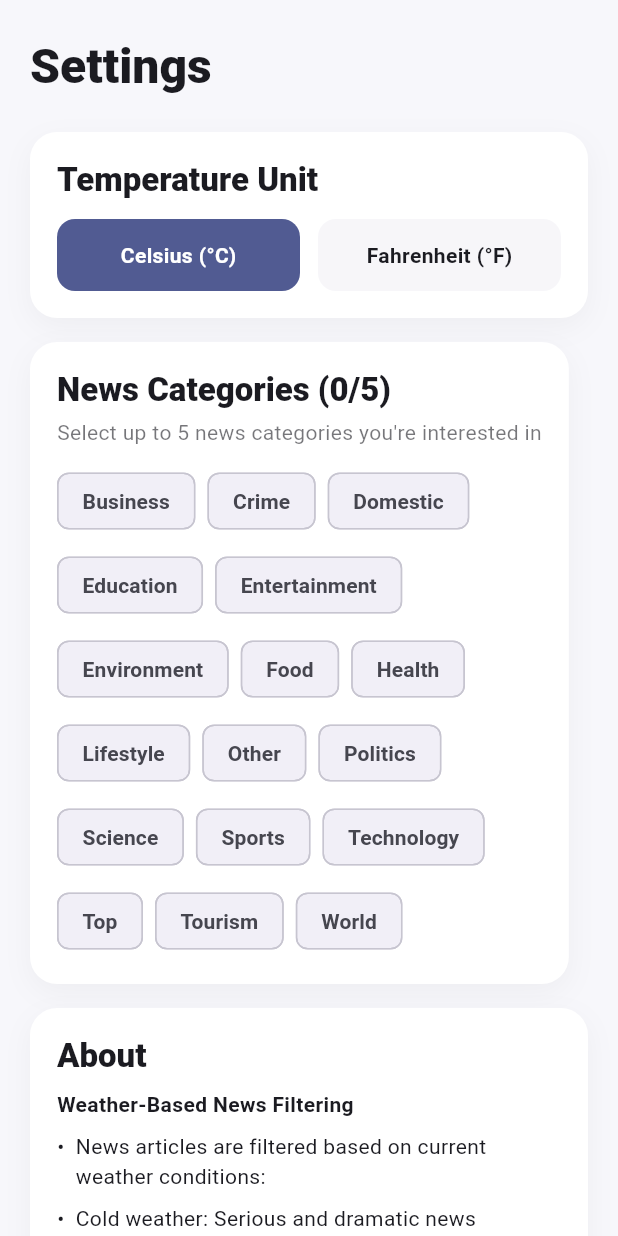
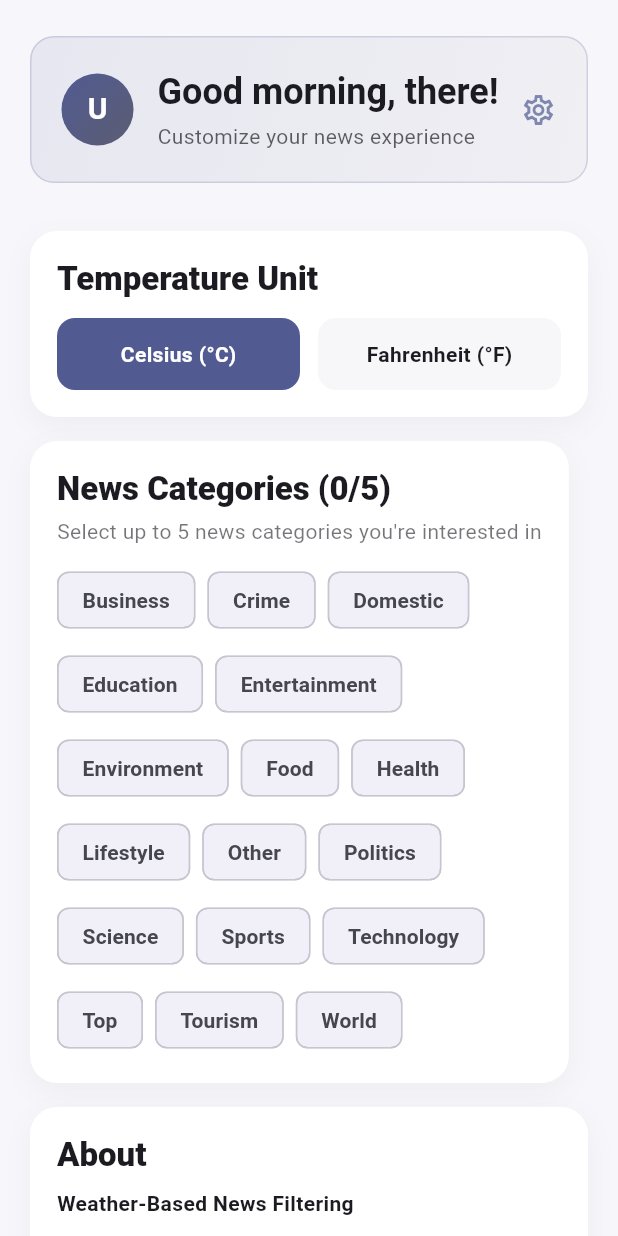
Before and after one commit to IsaamMJ/NewsXWeather-Flutter, a Flutter app: the SettingsScreen screen opened by its route, on a phone screen of 412 x 824 dp. Run offline on Flutter 3.47's test engine with Material 3 defaults, Android fonts, the phone set to English and light mode, and no system bars; our stand-ins replace animate_do, connectivity_plus, firebase_auth, firebase_core, flutter_dotenv, geolocator and 2 more; missing offline and left inert: flutter_inappwebview; accounts and stored records are empty.

Commit message:
Added nameing in settings screen, fixes #4

```diff
--- a/lib/core/storage/shared_prefs_keys.dart
+++ b/lib/core/storage/shared_prefs_keys.dart
@@ -1,7 +1,8 @@
-/// Keep every SharedPreferences key in one place.
 class SharedPrefsKeys {
   static const userId = 'userId';
+  static const displayName = 'displayName'; // Added this
   static const temperatureUnit = 'temperatureUnit';
   static const newsCategories = 'newsCategories';
   static const isDarkMode = 'isDarkMode';
+  static const onboarded = 'onboarded'; // Also added this for completeness
 }
--- a/lib/features/settings/controller/settings_controller.dart
+++ b/lib/features/settings/controller/settings_controller.dart
@@ -30,6 +30,7 @@ class SettingsController extends GetxController {
   final RxList<String> selectedCategories = <String>[].obs; // Reactive list
   final RxBool isDarkMode = false.obs;
   final RxnString userId = RxnString();
+  final RxString displayName = ''.obs; // Added display name observable
 
   final Map<String, String> allCategories = const {
     'business': 'Business',
@@ -61,6 +62,10 @@ class SettingsController extends GetxController {
     final prefs = await SharedPreferences.getInstance();
 
     userId.value = prefs.getString(SharedPrefsKeys.userId);
+
+    // Load display name
+    displayName.value = prefs.getString(SharedPrefsKeys.displayName) ?? '';
+
     temperatureUnit.value = TemperatureUnitX.fromString(
       prefs.getString(SharedPrefsKeys.temperatureUnit) ?? 'Celsius',
     );
@@ -76,9 +81,15 @@ class SettingsController extends GetxController {
       isDarkMode.value = systemBrightness == Brightness.dark;
     }
 
-
     // Apply the theme (light or dark based on the value of `isDarkMode`)
     Get.changeThemeMode(isDarkMode.value ? ThemeMode.dark : ThemeMode.light);
+  }
+
+  // Update display name and save to SharedPreferences
+  Future<void> updateDisplayName(String name) async {
+    final prefs = await SharedPreferences.getInstance();
+    await prefs.setString(SharedPrefsKeys.displayName, name.trim());
+    displayName.value = name.trim();
   }
 
   // Set the temperature unit and save it to SharedPreferences
--- a/lib/features/settings/presentation/pages/settings_screen.dart
+++ b/lib/features/settings/presentation/pages/settings_screen.dart
@@ -9,6 +9,94 @@ import '../widget/temperature_toggle.dart';
 
 class SettingsScreen extends StatelessWidget {
   const SettingsScreen({Key? key}) : super(key: key);
+
+  String _getGreeting() {
+    final hour = DateTime.now().hour;
+    if (hour < 12) return 'Good morning';
+    if (hour < 17) return 'Good afternoon';
+    return 'Good evening';
+  }
+
+  Widget _buildPersonalizedHeader(BuildContext context, SettingsController controller) {
+    final theme = Theme.of(context);
+    final displayName = controller.displayName.value;
+    final greeting = _getGreeting();
+
+    return Container(
+      padding: const EdgeInsets.all(20),
+      decoration: BoxDecoration(
+        gradient: LinearGradient(
+          begin: Alignment.topLeft,
+          end: Alignment.bottomRight,
+          colors: [
+            theme.colorScheme.primary.withOpacity(0.1),
+            theme.colorScheme.secondary.withOpacity(0.05),
+          ],
+        ),
+        borderRadius: BorderRadius.circular(16),
+        border: Border.all(
+          color: theme.colorScheme.primary.withOpacity(0.2),
+          width: 1,
+        ),
+      ),
+      child: Row(
+        children: [
+          Container(
+            width: 48,
+            height: 48,
+            decoration: BoxDecoration(
+              shape: BoxShape.circle,
+              gradient: LinearGradient(
+                begin: Alignment.topLeft,
+                end: Alignment.bottomRight,
+                colors: [
+                  theme.colorScheme.primary,
+                  theme.colorScheme.secondary,
+                ],
+              ),
+            ),
+            child: Center(
+              child: Text(
+                displayName.isNotEmpty ? displayName[0].toUpperCase() : 'U',
+                style: const TextStyle(
+                  fontSize: 20,
+                  fontWeight: FontWeight.bold,
+                  color: Colors.white,
+                ),
+              ),
+            ),
+          ),
+          const SizedBox(width: 16),
+          Expanded(
+            child: Column(
+              crossAxisAlignment: CrossAxisAlignment.start,
+              children: [
+                Text(
+                  '$greeting, ${displayName.isNotEmpty ? displayName : 'there'}!',
+                  style: theme.textTheme.headlineSmall?.copyWith(
+                    fontWeight: FontWeight.w700,
+                    color: theme.colorScheme.onBackground,
+                  ),
+                ),
+                const SizedBox(height: 4),
+                Text(
+                  'Customize your news experience',
+                  style: theme.textTheme.bodyMedium?.copyWith(
+                    color: theme.colorScheme.onBackground.withOpacity(0.7),
+                  ),
+                ),
+              ],
+            ),
+          ),
+          Icon(
+            Icons.settings_outlined,
+            color: theme.colorScheme.primary.withOpacity(0.7),
+            size: 24,
+          ),
+        ],
+      ),
+    );
+  }
 
   @override
   Widget build(BuildContext context) {
@@ -26,13 +114,9 @@ class SettingsScreen extends StatelessWidget {
                 () => Column(
               crossAxisAlignment: CrossAxisAlignment.start,
               children: [
-                Text(
-                  'Settings',
-                  style: theme.textTheme.headlineLarge?.copyWith(
-                    fontWeight: FontWeight.w800,
-                  ),
-                ),
-                const SizedBox(height: 24),
+                // Personalized Header
+                _buildPersonalizedHeader(context, controller),
+                const SizedBox(height: 32),
 
                 SectionCard(
                   color: cardColor,
--- a/lib/features/settings/presentation/widget/onboarding_dialog.dart
+++ b/lib/features/settings/presentation/widget/onboarding_dialog.dart
@@ -1,6 +1,8 @@
 import 'package:flutter/material.dart';
 import 'package:get/get.dart';
 import 'package:shared_preferences/shared_preferences.dart';
+
+import '../../../../core/storage/shared_prefs_keys.dart';
 
 class OnboardingDialog extends StatefulWidget {
   const OnboardingDialog({Key? key}) : super(key: key);
@@ -50,10 +52,12 @@ class _OnboardingDialogState extends State<OnboardingDialog> {
     setState(() => _saving = true);
 
     final prefs = await SharedPreferences.getInstance();
-    await prefs.setString('displayName', _nameCtrl.text.trim());
-    await prefs.setString('temperatureUnit', _tempUnit);
-    await prefs.setStringList('newsCategories', _selectedCategories);
-    await prefs.setBool('onboarded', true);
+
+    // Using SharedPrefsKeys constants
+    await prefs.setString(SharedPrefsKeys.displayName, _nameCtrl.text.trim());
+    await prefs.setString(SharedPrefsKeys.temperatureUnit, _tempUnit);
+    await prefs.setStringList(SharedPrefsKeys.newsCategories, _selectedCategories);
+    await prefs.setBool(SharedPrefsKeys.onboarded, true);
 
     setState(() => _saving = false);
 
```
